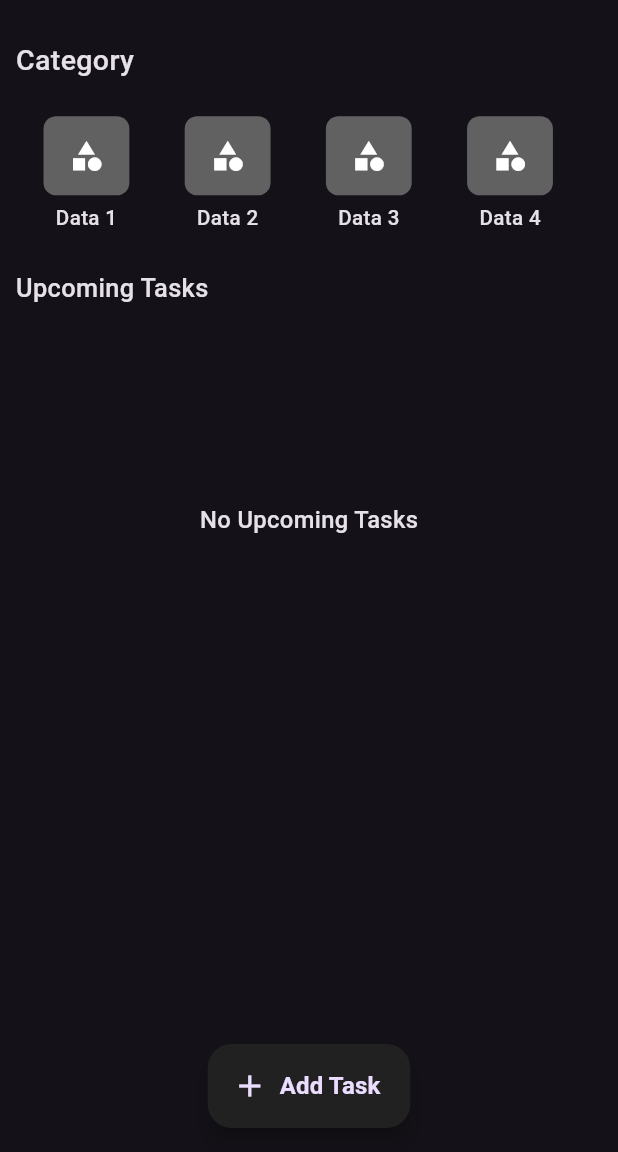
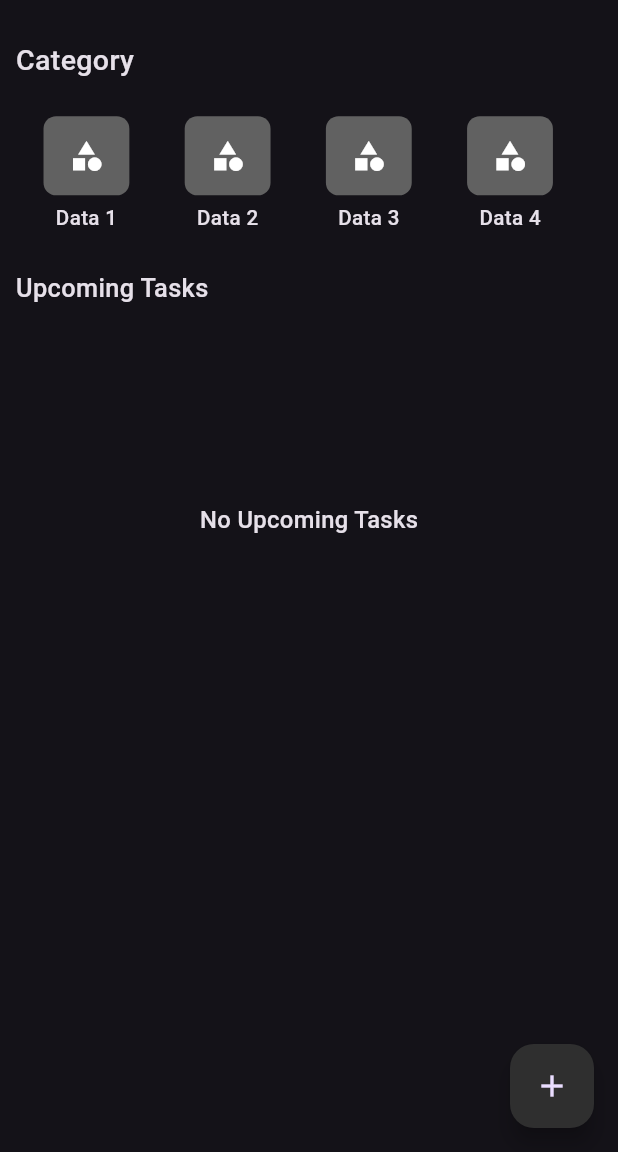
Before and after one commit to MohamdAshiq/Todo-Application, a Flutter app: the screen it shows after launch, on a phone screen of 412 x 824 dp, the part 84-1236 px from its top. Run offline on Flutter 3.47's test engine with Material 2 defaults, Android fonts, the phone set to English and light mode, and no system bars; our stand-ins replace flutter_screenutil.

Commit message:
Changed the designs of Floating Action Button

```diff
--- a/lib/Screens/home_page.dart
+++ b/lib/Screens/home_page.dart
@@ -18,7 +18,6 @@ class HomePage extends StatelessWidget {
       tabletScaffold: const Scaffold(),
       mobileScaffold: Scaffold(
         appBar: const CustomAppbar(title: "Todo Application"),
-        floatingActionButtonLocation: FloatingActionButtonLocation.centerFloat,
         floatingActionButton: const FloatingActionButtonWidget(),
         body: SingleChildScrollView(
           child: Padding(
--- a/lib/Widgets/floating_action_button_widget.dart
+++ b/lib/Widgets/floating_action_button_widget.dart
@@ -6,21 +6,19 @@ class FloatingActionButtonWidget extends StatelessWidget {
 
   @override
   Widget build(BuildContext context) {
-    return FloatingActionButton.extended(
+    return FloatingActionButton(
       enableFeedback: false,
-      backgroundColor: Colors.grey[900],
+      backgroundColor: const Color.fromARGB(255, 47, 47, 47),
       splashColor: Colors.grey[900],
-      icon: const Icon(Icons.add),
+      tooltip: "Add Task",
       onPressed: () => Navigator.push(
         context,
         MaterialPageRoute(
           builder: (context) => const AddTaskPage(),
         ),
       ),
-      label: const Text(
-        "Add Task",
-        style: TextStyle(fontWeight: FontWeight.w600, fontSize: 16),
-      ),
+      child: const Icon(Icons.add),
+
     );
   }
 }
```
